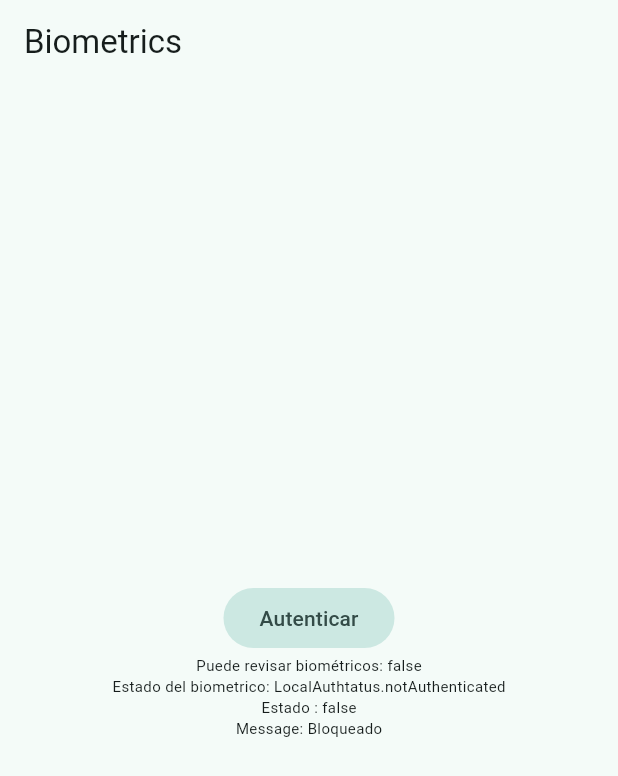
After one commit to OKCAHO4KA/compass, a Flutter app: the BiometricScreen screen opened by its route, after a tap on "Autenticar", on a phone screen of 412 x 824 dp. The commit adds this screen. Shown: the top 776 px of the screen. Run offline on Flutter 3.47's test engine with Material 3 defaults, Android fonts, the phone set to English and light mode, and no system bars; our stand-ins replace device_info_plus, dio, flutter_compass, flutter_riverpod, go_router, google_fonts and 4 more.

Commit message:
biometricas funcionando

```diff
--- a/lib/config/config.dart
+++ b/lib/config/config.dart
@@ -1,3 +1,4 @@
 export 'theme/app_theme.dart';
 export 'router/app_router.dart';
 export './plugins/share_plugin.dart';
+export './plugins/local_auth_plugin.dart';
--- /dev/null
+++ b/lib/config/plugins/local_auth_plugin.dart
@@ -0,0 +1,60 @@
+import 'package:flutter/services.dart';
+import 'package:local_auth/local_auth.dart';
+import 'package:local_auth/error_codes.dart' as auth_error;
+
+class LocalAuthPlugin {
+  static final LocalAuthentication auth = LocalAuthentication();
+
+  static availableBiometrics() async {
+    final List<BiometricType> availableBiometrics =
+        await auth.getAvailableBiometrics();
+
+    if (availableBiometrics.isNotEmpty) {
+      // Some biometrics are enrolled.
+    }
+
+    if (availableBiometrics.contains(BiometricType.strong) ||
+        availableBiometrics.contains(BiometricType.face)) {
+      // Specific types of biometrics are available.
+      // Use checks like this with caution!
+    }
+  }
+
+  static Future<bool> canCheckBiometrics() async {
+    return await auth.canCheckBiometrics;
+  }
+
+  static Future<(bool, String)> authenticate(
+      {bool biometricOnly = false}) async {
+    try {
+      final bool didAuthenticate = await auth.authenticate(
+          localizedReason: 'Por favor autenticate para continuar',
+          options: AuthenticationOptions(
+              // biometricOnly: true - только вход по биометрике!
+              // biometricOnly: false - можем по ПИН разблокировать
+              biometricOnly: biometricOnly));
+      return (didAuthenticate, didAuthenticate ? 'Authenticado' : ' Bloqueado');
+    } on PlatformException catch (e) {
+      print('e');
+
+      if (e.code == auth_error.notEnrolled) {
+        return (false, 'No hay biométricos enrollados');
+      }
+
+      if (e.code == auth_error.lockedOut) {
+        return (false, 'Muchos intentos fallidos');
+      }
+      if (e.code == auth_error.notAvailable) {
+        return (false, 'No hay biométricos disponibles');
+      }
+      if (e.code == auth_error.passcodeNotSet) {
+        return (false, 'No hay el PIN configurado');
+      }
+      if (e.code == auth_error.permanentlyLockedOut) {
+        return (false, 'Se requiere desbloquear el teléfono de nuevo ');
+      }
+
+      return (false, e.toString());
+    }
+  }
+}
--- a/lib/config/router/app_router.dart
+++ b/lib/config/router/app_router.dart
@@ -32,6 +32,10 @@ final router = GoRouter(routes: [
     builder: (context, state) => const CompassScreen(),
   ),
   GoRoute(
+    path: '/biometric',
+    builder: (context, state) => const BiometricScreen(),
+  ),
+  GoRoute(
       path: '/pokemons',
       builder: (context, state) => const PokemonsScreen(),
       routes: [
--- /dev/null
+++ b/lib/presentation/providers/local_auth/local_auth_providers.dart
@@ -0,0 +1,63 @@
+// ignore_for_file: public_member_api_docs, sort_constructors_first
+import 'package:flutter_riverpod/flutter_riverpod.dart';
+
+import 'package:miscelaneos/config/config.dart';
+
+final canCheckBiometricsProvider = FutureProvider<bool>((ref) async {
+  return await LocalAuthPlugin.canCheckBiometrics();
+});
+
+enum LocalAuthtatus { autenticated, notAuthenticated, authenticating }
+
+class LocalAuthState {
+  final bool didAuthenticate;
+  final LocalAuthtatus status;
+  final String message;
+
+  LocalAuthState(
+      {this.didAuthenticate = false,
+      this.status = LocalAuthtatus.notAuthenticated,
+      this.message = ''});
+
+  LocalAuthState copyWith({
+    bool? didAuthenticate,
+    LocalAuthtatus? status,
+    String? message,
+  }) =>
+      LocalAuthState(
+        didAuthenticate: didAuthenticate ?? this.didAuthenticate,
+        status: status ?? this.status,
+        message: message ?? this.message,
+      );
+  @override
+  String toString() {
+    return '''
+
+didAuthenticate : $didAuthenticate
+status : $status
+message : $message
+''';
+  }
+}
+
+class LocalAuthNotifier extends StateNotifier<LocalAuthState> {
+  LocalAuthNotifier() : super(LocalAuthState());
+
+  Future<(bool, String)> authenticatedUser() async {
+    final (didAuthenticate, mesaje) =
+        await LocalAuthPlugin.authenticate(biometricOnly: true);
+    state = state.copyWith(
+        didAuthenticate: didAuthenticate,
+        message: mesaje,
+        status: didAuthenticate
+            ? LocalAuthtatus.autenticated
+            : LocalAuthtatus.notAuthenticated);
+
+    return (didAuthenticate, mesaje);
+  }
+}
+
+final localAuthProvider =
+    StateNotifierProvider<LocalAuthNotifier, LocalAuthState>((ref) {
+  return LocalAuthNotifier();
+});
--- a/lib/presentation/providers/providers.dart
+++ b/lib/presentation/providers/providers.dart
@@ -6,3 +6,4 @@ export './sensors/accelerometer_providers.dart';
 export './compass/compass_provider.dart';
 export './pokemons/pokemon_list_provider.dart';
 export './pokemons/pokemon_provider.dart';
+export './local_auth/local_auth_providers.dart';
--- a/lib/presentation/screens.dart
+++ b/lib/presentation/screens.dart
@@ -1,3 +1,5 @@
+export 'package:miscelaneos/presentation/screens/biometrics/biometric_screen.dart';
+
 export 'package:miscelaneos/presentation/screens/pokemons/pokemon_screen.dart';
 
 export 'package:miscelaneos/presentation/screens/pokemons/pokemons_screen.dart';
--- /dev/null
+++ b/lib/presentation/screens/biometrics/biometric_screen.dart
@@ -0,0 +1,43 @@
+import 'package:flutter/material.dart';
+import 'package:flutter_riverpod/flutter_riverpod.dart';
+
+import '../../providers/providers.dart';
+
+class BiometricScreen extends ConsumerWidget {
+  const BiometricScreen({super.key});
+
+  @override
+  Widget build(BuildContext context, ref) {
+    final canCheckBiometrics = ref.watch(canCheckBiometricsProvider);
+    final localAuthState = ref.watch(localAuthProvider);
+
+    return Scaffold(
+      appBar: AppBar(
+        title: const Text('Biometrics'),
+      ),
+      body: Center(
+        child: Column(
+          mainAxisAlignment: MainAxisAlignment.center,
+          children: [
+            FilledButton.tonal(
+                onPressed: () {
+                  ref.read(localAuthProvider.notifier).authenticatedUser();
+                },
+                child: const Text('Autenticar')),
+            canCheckBiometrics.when(
+                data: (bool data) {
+                  return Text('Puede revisar biométricos: $data');
+                },
+                error: (Object error, StackTrace stackTrace) {
+                  return Text('e: $error');
+                },
+                loading: () => const CircularProgressIndicator()),
+            Text('Estado del biometrico: ${localAuthState.status}'),
+            Text('Estado : ${localAuthState.didAuthenticate}'),
+            Text('Message:${localAuthState.message}')
+          ],
+        ),
+      ),
+    );
+  }
+}
--- a/lib/presentation/screens/pokemons/pokemon_screen.dart
+++ b/lib/presentation/screens/pokemons/pokemon_screen.dart
@@ -34,7 +34,9 @@ class _PokemonView extends StatelessWidget {
           IconButton(
               onPressed: () {
                 //link == deeplink
-                SharePlugin.shareLink(pokemon.spriteFront, 'Mira este pokemon');
+                SharePlugin.shareLink(
+                    'https://pokemon-deeplink.up.railway.app/pokemons/${pokemon.id}/',
+                    'Mira este pokemon');
               },
               icon: const Icon(Icons.share))
         ],
--- a/lib/presentation/widgets/shared/main_menu.dart
+++ b/lib/presentation/widgets/shared/main_menu.dart
@@ -16,6 +16,7 @@ final menuItems = <MenuItem>[
   MenuItem('Giróscopio Ball ', Icons.sports_baseball_sharp, '/gyroscopio-ball'),
   MenuItem('Brújula', Icons.explore, '/brujula'),
   MenuItem('Pokemon', Icons.catching_pokemon_rounded, '/pokemons'),
+  MenuItem('Biometrics', Icons.fingerprint, '/biometric'),
 ];
 
 class MainMenu extends StatelessWidget {
--- a/pubspec.yaml
+++ b/pubspec.yaml
@@ -15,11 +15,13 @@ dependencies:
   flutter_riverpod: ^2.4.9
   go_router: ^12.1.1
   google_fonts: ^6.1.0
+  local_auth: ^2.1.7
   permission_handler: ^11.0.1
   sensors_plus: ^4.0.1
   share_plus: ^7.0.0
 
 dev_dependencies:
+  change_app_package_name: ^1.1.0
   flutter_lints: ^2.0.0
   flutter_test:
     sdk: flutter
```
Also changed, not shown: pubspec.lock, 7 other files.
